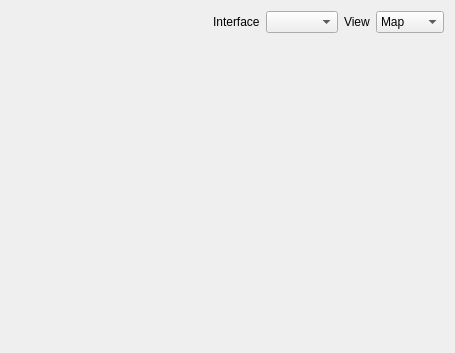
Above: libs/ui/scanwidget.ui from netrunner-debian-kde-extras/networkmanagement before the change. Below: the same form after it.
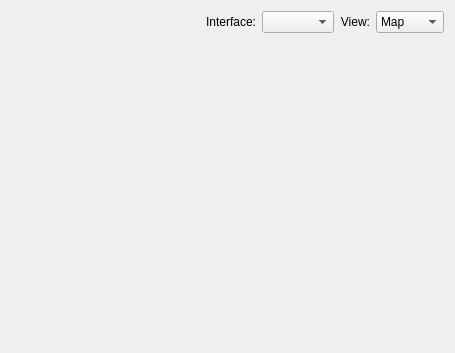
That is the form after the change. Custom widgets are drawn as their Qt base class.

```diff
--- a/libs/ui/scanwidget.ui
+++ b/libs/ui/scanwidget.ui
@@ -32,20 +32,26 @@
       </spacer>
      </item>
      <item>
-      <widget class="QLabel" name="m_interfaceLabel" >
-       <property name="text" >
-        <string>Interface</string>
+      <widget class="QLabel" name="m_interfaceLabel">
+       <property name="text">
+        <string>Interface:</string>
        </property>
+       <property name="alignment">
+        <set>Qt::AlignRight|Qt::AlignTrailing|Qt::AlignVCenter</set>
+       </property>
       </widget>
      </item>
      <item>
       <widget class="KComboBox" name="m_interface" />
      </item>
      <item>
-      <widget class="QLabel" name="m_viewLabel_2" >
-       <property name="text" >
-        <string>View</string>
+      <widget class="QLabel" name="m_viewLabel_2">
+       <property name="text">
+        <string>View:</string>
        </property>
+       <property name="alignment">
+        <set>Qt::AlignRight|Qt::AlignTrailing|Qt::AlignVCenter</set>
+       </property>
       </widget>
      </item>
      <item>
```
Left out of the diff: 43 changed lines with no effect on the pictures.
